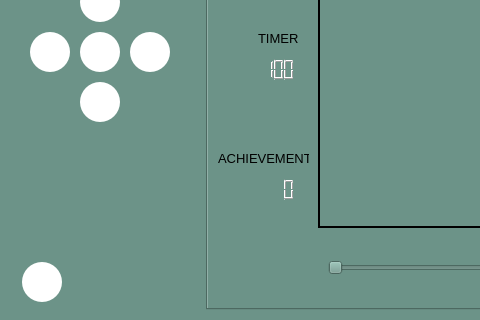
Above: ui/mainwindow.ui from sayyidahakindele/team40 before the change; both pictures show x 0 to 480 and y 188 to 508 of the 850 by 508 pixel window. Below: the same form after it.
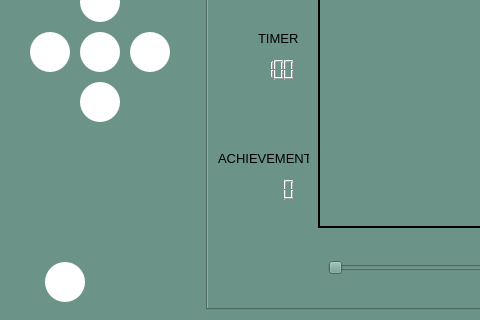
That is the form after the change. Icons and pictures are not drawn.

The edit to the form file:
```diff
--- a/ui/mainwindow.ui
+++ b/ui/mainwindow.ui
@@ -519,22 +519,6 @@
            </widget>
           </item>
           <item row="0" column="1">
-           <spacer name="horizontalSpacer">
-            <property name="orientation">
-             <enum>Qt::Horizontal</enum>
-            </property>
-            <property name="sizeType">
-             <enum>QSizePolicy::Maximum</enum>
-            </property>
-            <property name="sizeHint" stdset="0">
-             <size>
-              <width>70</width>
-              <height>20</height>
-             </size>
-            </property>
-           </spacer>
-          </item>
-          <item row="0" column="2">
            <widget class="QPushButton" name="contactButton">
             <property name="minimumSize">
              <size>
```
Left out of the diff: 74 changed lines with no effect on the pictures.
